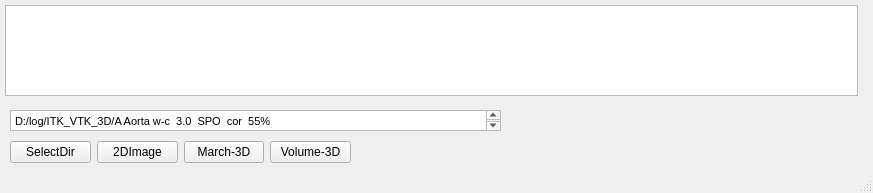
The window that Tools/TestITKImage3D/mainwindow.ui (zyq1569/HealthApp) describes before a commit, drawn with Qt 5.
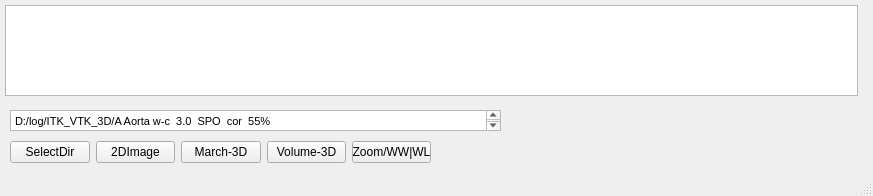
The same window after the commit.

Commit message: fine-tune

```diff
--- a/Tools/TestITKImage3D/mainwindow.ui
+++ b/Tools/TestITKImage3D/mainwindow.ui
@@ -7,7 +7,7 @@
     <x>0</x>
     <y>0</y>
     <width>873</width>
-    <height>193</height>
+    <height>196</height>
    </rect>
   </property>
   <property name="windowTitle">
@@ -36,7 +36,7 @@
      <rect>
       <x>10</x>
       <y>140</y>
-      <width>341</width>
+      <width>421</width>
       <height>25</height>
      </rect>
     </property>
@@ -69,6 +69,13 @@
        </property>
       </widget>
      </item>
+     <item>
+      <widget class="QPushButton" name="pBZoomWL">
+       <property name="text">
+        <string>Zoom/WW|WL</string>
+       </property>
+      </widget>
+     </item>
     </layout>
    </widget>
    <widget class="QListView" name="m_renderingStyleListView">
```
The commit also changes 1 other file.
